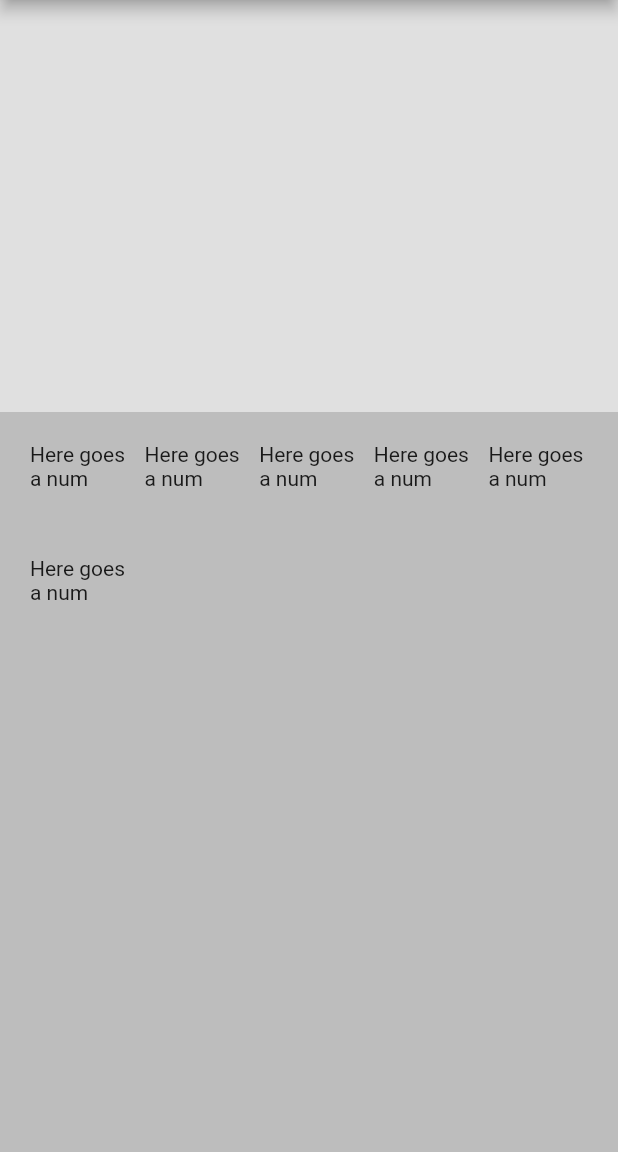
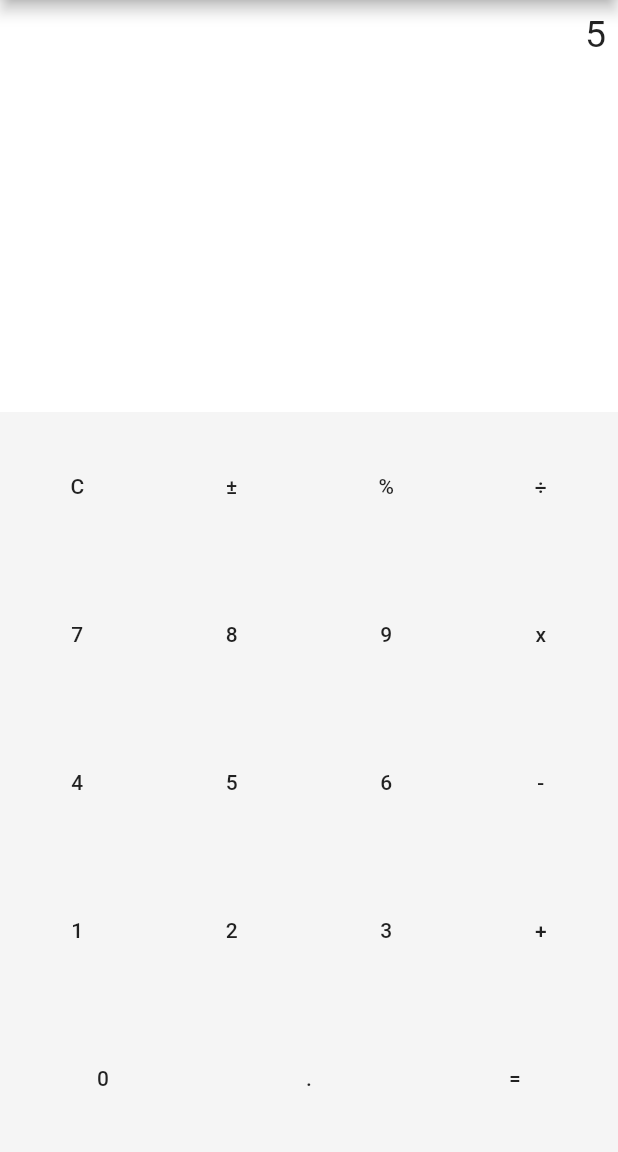
Before and after one commit to ikjot-2605/easy_calculator, a Flutter app: the screen it shows after launch, on a phone screen of 412 x 824 dp, the part 84-1236 px from its top. Run offline on Flutter 3.47's test engine with Material 2 defaults, Android fonts, the phone set to English and light mode, and no system bars.

Commit message:
basic layout complete

```diff
--- /dev/null
+++ b/lib/common/keys.dart
@@ -0,0 +1,42 @@
+ class Keys {
+
+  static KeySymbol clear = const KeySymbol('C');
+  static KeySymbol sign = const KeySymbol('±');
+  static KeySymbol percent = const KeySymbol('%');
+  static KeySymbol divide = const KeySymbol('÷');
+  static KeySymbol multiply = const KeySymbol('x');
+  static KeySymbol subtract = const KeySymbol('-');
+  static KeySymbol add = const KeySymbol('+');
+  static KeySymbol equals = const KeySymbol('=');
+  static KeySymbol decimal = const KeySymbol('.');
+
+  static KeySymbol zero = const KeySymbol('0');
+  static KeySymbol one = const KeySymbol('1');
+  static KeySymbol two = const KeySymbol('2');
+  static KeySymbol three = const KeySymbol('3');
+  static KeySymbol four = const KeySymbol('4');
+  static KeySymbol five = const KeySymbol('5');
+  static KeySymbol six = const KeySymbol('6');
+  static KeySymbol seven = const KeySymbol('7');
+  static KeySymbol eight = const KeySymbol('8');
+  static KeySymbol nine = const KeySymbol('9');
+}
+enum KeyType { FUNCTION, OPERATOR, INTEGER }
+
+class KeySymbol {
+
+  const KeySymbol(this.value);
+  final String value;
+
+  static List<KeySymbol> _functions = [ Keys.clear, Keys.sign, Keys.percent, Keys.decimal ];
+  static List<KeySymbol> _operators = [ Keys.divide, Keys.multiply, Keys.subtract, Keys.add, Keys.equals ];
+
+  @override
+  String toString() => value;
+
+  bool get isOperator => _operators.contains(this);
+  bool get isFunction => _functions.contains(this);
+  bool get isInteger => !isOperator && !isFunction;
+
+  KeyType get type => isFunction ? KeyType.FUNCTION : (isOperator ? KeyType.OPERATOR : KeyType.INTEGER);
+}
--- /dev/null
+++ b/lib/common/structure.dart
@@ -0,0 +1,6 @@
+import 'package:flutter/material.dart';
+class Structure{
+  final Map<int,String> numbers = {0:"0",1:"1",2:"2",3:"3",4:"4",5:"5",6:"6",7:"7",8:"8",9:"9"};
+  final Map<int,String> basic_operators = {0:"+",1:"-",2:"*",3:"/"};
+  final Map<int,String> all_operators = {0:"+",1:"-",2:"*",3:"/",4:"sin",5:"cos",6:"tan",7:"√",8:"^"};
+}
--- a/lib/presentation/calc_main_page.dart
+++ b/lib/presentation/calc_main_page.dart
@@ -1,3 +1,6 @@
+import 'package:easycalculator/common/keys.dart';
+import 'package:easycalculator/presentation/calculator_button.dart';
+import 'package:easycalculator/presentation/display.dart';
 import 'package:flutter/material.dart';
 
 class CalculatorMainPage extends StatefulWidget {
@@ -6,6 +9,8 @@ class CalculatorMainPage extends StatefulWidget {
 }
 
 class _CalculatorMainPageState extends State<CalculatorMainPage> {
+  double currval;
+  String currStr;
   @override
   Widget build(BuildContext context) {
     return Scaffold(
@@ -17,25 +22,66 @@ class _CalculatorMainPageState extends State<CalculatorMainPage> {
         children: [
           Container(
             height: MediaQuery.of(context).size.height / 3,
-            color: Colors.grey[300],
+            width: MediaQuery.of(context).size.width,
+            color: Colors.white,
+            child: Display(displayValue: "5",),
           ),
           Expanded(
             child: Container(
-              color: Colors.grey[400],
-              child: GridView.count(
-                primary: false,
-                padding: const EdgeInsets.all(20),
-                crossAxisSpacing: 10,
-                mainAxisSpacing: 10,
-                crossAxisCount: 5,
-                children: <Widget>[
-                  Container(child: Text('Here goes a num')),
-                  Container(child: Text('Here goes a num')),
-                  Container(child: Text('Here goes a num')),
-                  Container(child: Text('Here goes a num')),
-                  Container(child: Text('Here goes a num')),
-                  Container(child: Text('Here goes a num')),
-                ],
+              color: Colors.grey[100],
+              child: Column(
+
+                  children: [
+                    Expanded(
+                      child: Row(
+                          children: <Widget>[
+                            CalculatorButton(symbol: Keys.clear),
+                            CalculatorButton(symbol: Keys.sign),
+                            CalculatorButton(symbol: Keys.percent),
+                            CalculatorButton(symbol: Keys.divide),
+                          ]
+                      ),
+                    ),
+                    Expanded(
+                      child: Row(
+                          children: <Widget>[
+                            CalculatorButton(symbol: Keys.seven),
+                            CalculatorButton(symbol: Keys.eight),
+                            CalculatorButton(symbol: Keys.nine),
+                            CalculatorButton(symbol: Keys.multiply),
+                          ]
+                      ),
+                    ),
+                    Expanded(
+                      child: Row(
+                          children: <Widget>[
+                            CalculatorButton(symbol: Keys.four),
+                            CalculatorButton(symbol: Keys.five),
+                            CalculatorButton(symbol: Keys.six),
+                            CalculatorButton(symbol: Keys.subtract),
+                          ]
+                      ),
+                    ),
+                    Expanded(
+                      child: Row(
+                          children: <Widget>[
+                            CalculatorButton(symbol: Keys.one),
+                            CalculatorButton(symbol: Keys.two),
+                            CalculatorButton(symbol: Keys.three),
+                            CalculatorButton(symbol: Keys.add),
+                          ]
+                      ),
+                    ),
+                    Expanded(
+                      child: Row(
+                          children: <Widget>[
+                            CalculatorButton(symbol: Keys.zero),
+                            CalculatorButton(symbol: Keys.decimal),
+                            CalculatorButton(symbol: Keys.equals),
+                          ]
+                      ),
+                    )
+                  ]
               ),
             ),
           )
--- /dev/null
+++ b/lib/presentation/calculator_button.dart
@@ -0,0 +1,24 @@
+import 'package:easycalculator/common/keys.dart';
+import 'package:flutter/material.dart';
+class CalculatorButton extends StatelessWidget {
+  final KeySymbol symbol;
+
+  const CalculatorButton({Key key, this.symbol}) : super(key: key);
+  @override
+  Widget build(BuildContext context) {
+    return Expanded(
+      child: RaisedButton(
+        color: Colors.transparent,
+        elevation: 0,
+        focusElevation: 0,
+        highlightElevation: 0,
+        onPressed: (){
+
+        },
+        child: Container(
+          child: Center(child: Text(symbol.value)),
+        ),
+      ),
+    );
+  }
+}
--- /dev/null
+++ b/lib/presentation/display.dart
@@ -0,0 +1,26 @@
+import 'package:flutter/material.dart';
+
+class Display extends StatelessWidget {
+  final String displayValue;
+
+  const Display({Key key, this.displayValue}) : super(key: key);
+
+  @override
+  Widget build(BuildContext context) {
+    return Center(
+      child: Container(
+        color: Colors.white,
+        child: Align(
+          alignment: Alignment.topRight,
+          child: Padding(
+            padding: const EdgeInsets.only(top:8.0,right: 8.0),
+            child: Text(
+              displayValue,
+              style: TextStyle(fontSize: 25.0),
+            ),
+          ),
+        ),
+      ),
+    );
+  }
+}
```
